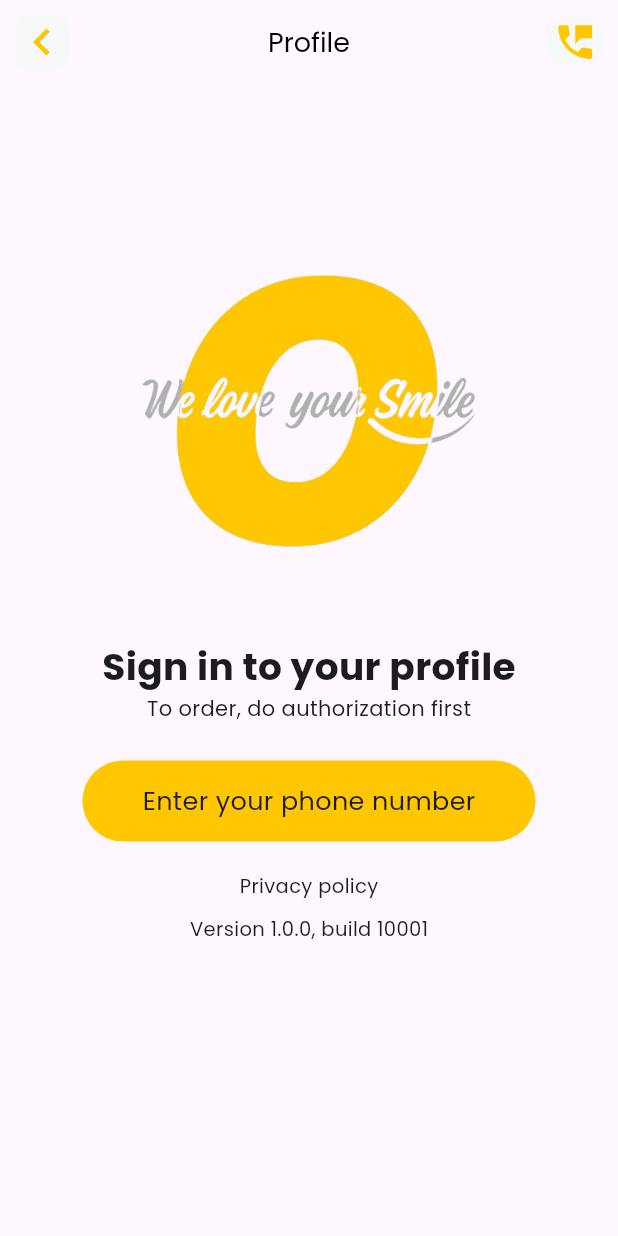
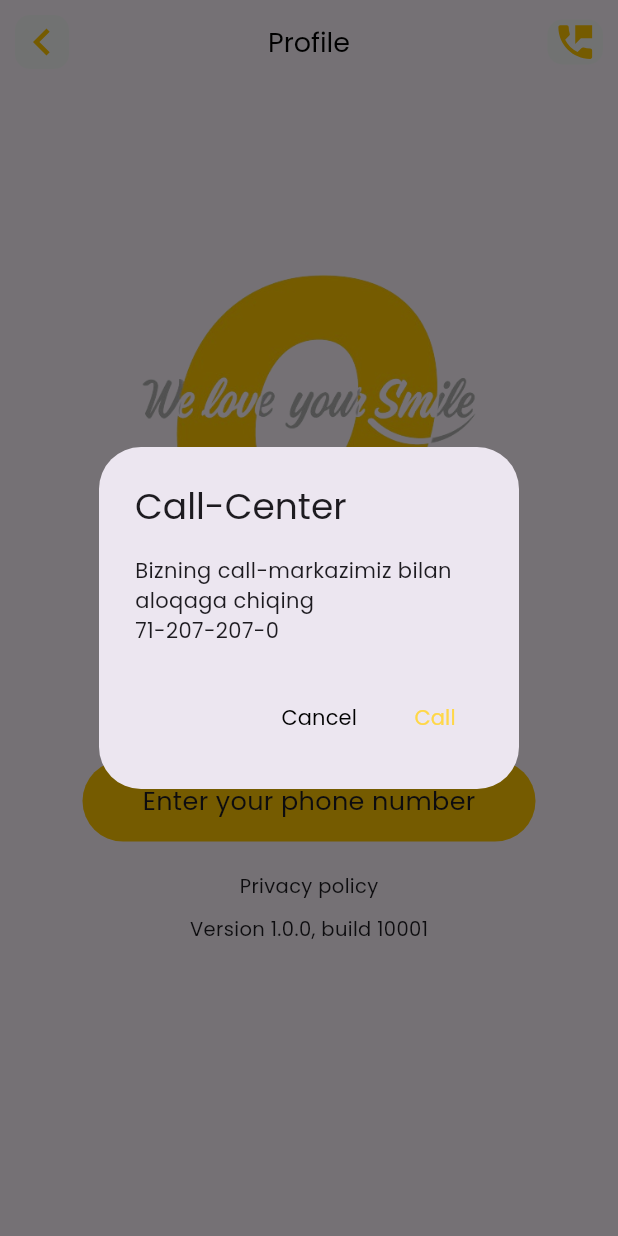
Before and after one commit to IbrokhimSidikov/apploook, a Flutter app: the SignIn screen opened by its route, after a tap on an icon or button, on a phone screen of 412 x 824 dp. Run offline on Flutter 3.47's test engine with Material 3 defaults, Android fonts, the phone set to English and light mode, and no system bars; our stand-ins replace curved_navigation_bar, dio, flutter_svg, geolocator, shared_preferences; missing offline and left inert: phone_form_field, yandex_mapkit; accounts and stored records are empty; project files that could hold a hidden picture were left out.

Commit message:
Optimization phase4

```diff
--- a/lib/pages/cart.dart
+++ b/lib/pages/cart.dart
@@ -294,7 +294,7 @@ class _CartState extends State<Cart> {
                             padding: EdgeInsets.all(12.0),
                             child: Text(
                               'Apply promo code',
-                              style: TextStyle(fontSize: 18, fontWeight: FontWeight.w500),
+                              style: TextStyle(fontSize: 18, fontWeight: FontWeight.w500, color: Colors.black26),
                             ),
                           ),
                         ),
@@ -316,7 +316,7 @@ class _CartState extends State<Cart> {
                               child: Text(
                                 'Proceed to checkout ${NumberFormat('#,##0').format(price)} UZS',
                                 style: const TextStyle(
-                                    color: Colors.black, fontSize: 18, fontWeight: FontWeight.w500),
+                                    color: Colors.black, fontSize: 18, fontWeight: FontWeight.w600),
                               ),
                             ),
                           ),
--- a/lib/pages/checkout.dart
+++ b/lib/pages/checkout.dart
@@ -490,7 +490,7 @@ class _CheckoutState extends State<Checkout> {
                     "Неизвестно", // branchName
                     firstName, // name
                     phoneNumber, // phone
-                    "Cash", // paymentType
+                    selectedOption!, // paymentType
                     commented,
                     orderItems, // orderItems
                     orderPrice, // total
--- a/lib/pages/signin.dart
+++ b/lib/pages/signin.dart
@@ -10,6 +10,7 @@ class SignIn extends StatefulWidget {
 }
 
 class _SignInState extends State<SignIn> {
+  final String phoneNumber = '71-207-207-0';
   @override
   Widget build(BuildContext context) {
     return Scaffold(
@@ -108,7 +109,37 @@ class _SignInState extends State<SignIn> {
       ),
       actions: [
         GestureDetector(
-          onTap: () {},
+          onTap: () {
+                    showDialog(
+                      context: context,
+                      builder: (BuildContext context) {
+                        return AlertDialog(
+                          title: const Text("Call-Center"),
+                          content: Text(
+                              "Bizning call-markazimiz bilan \naloqaga chiqing \n$phoneNumber"),
+                          actions: [
+                            TextButton(
+                              onPressed: () {
+                                Navigator.of(context).pop(); // Close the dialog
+                              },
+                              child: const Text(
+                                "Cancel",
+                                style: TextStyle(color: Colors.black),
+                              ),
+                            ),
+                            TextButton(
+                              onPressed: () {},
+                              child: const Text(
+                                "Call",
+                                style: TextStyle(
+                                    color: Color.fromARGB(255, 255, 215, 72)),
+                              ),
+                            ),
+                          ],
+                        );
+                      },
+                    );
+                  },
           child: Container(
             margin: EdgeInsets.all(10),
             width: 37,
```
